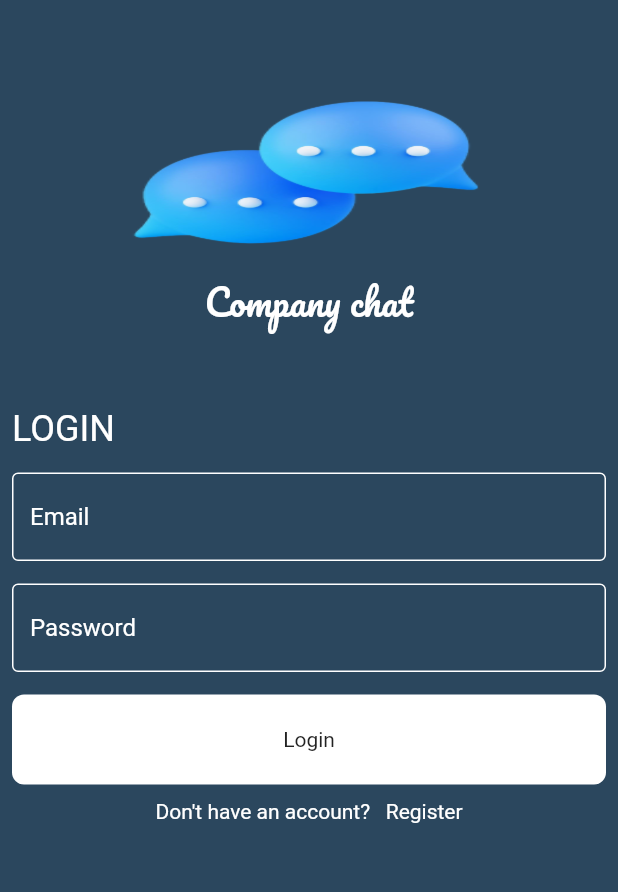
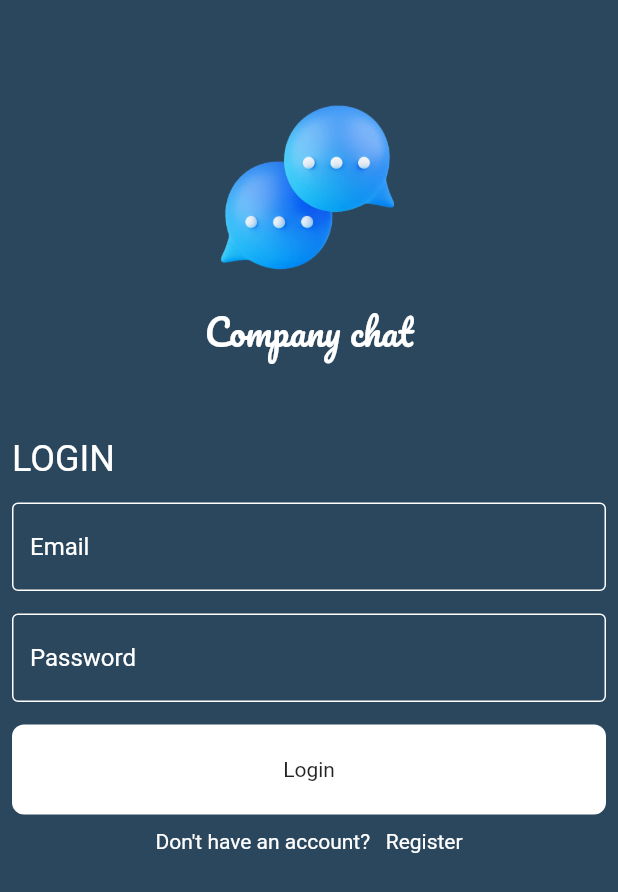
Before and after one commit to JehadISB/chat_app, a Flutter app: the LoginView screen opened by its route, on a phone screen of 412 x 824 dp. Shown: the top 892 px of the screen. Run offline on Flutter 3.47's test engine with Material 3 defaults, Android fonts, the phone set to English and light mode, and no system bars; drawn by our look-alikes of modal_progress_hud_nsn; our stand-ins replace cloud_firestore, firebase_auth, firebase_core; accounts and stored records are empty.

```diff
--- a/lib/main.dart
+++ b/lib/main.dart
@@ -2,6 +2,7 @@ import 'package:company_chat_app/firebase_options.dart';
 import 'package:company_chat_app/views/chat_view.dart';
 import 'package:company_chat_app/views/login_view.dart';
 import 'package:company_chat_app/views/register_view.dart';
+import 'package:company_chat_app/views/splash_view.dart';
 import 'package:firebase_core/firebase_core.dart';
 import 'package:flutter/material.dart';
 
@@ -23,11 +24,12 @@ class CompanyChatApp extends StatelessWidget {
       theme: ThemeData(useMaterial3: false),
       debugShowCheckedModeBanner: false,
       routes: {
+        SplashView.id: (context) => SplashView(),
         RegisterView.id: (context) => RegisterView(),
         LoginView.id: (context) => LoginView(),
         chatView.id: (context) => chatView(),
       },
-      initialRoute: LoginView.id,
+      initialRoute: SplashView.id,
     );
   }
 }
--- a/lib/views/login_view.dart
+++ b/lib/views/login_view.dart
@@ -42,8 +42,7 @@ class _LoginViewState extends State<LoginView> {
                 ),
                 Image.asset(
                   KImageAssets,
-                  fit: BoxFit.fill,
-                  height: 130,
+                  height: 150,
                 ),
                 const Row(
                   mainAxisAlignment: MainAxisAlignment.center,
@@ -77,6 +76,7 @@ class _LoginViewState extends State<LoginView> {
                 ),
                 const CustomVerticleSize(),
                 CustomTextFormfiled(
+                  obscureText: true,
                   onChanged: (data) {
                     password = data;
                   },
--- a/lib/views/register_view.dart
+++ b/lib/views/register_view.dart
@@ -42,8 +42,7 @@ class _RegisterViewState extends State<RegisterView> {
                 ),
                 Image.asset(
                   "assets/images/cahtAppIcon.png",
-                  fit: BoxFit.fill,
-                  height: 130,
+                  height: 150,
                 ),
                 const Row(
                   mainAxisAlignment: MainAxisAlignment.center,
@@ -77,6 +76,7 @@ class _RegisterViewState extends State<RegisterView> {
                 ),
                 const CustomVerticleSize(),
                 CustomTextFormfiled(
+                  obscureText: true,
                   onChanged: (data) {
                     password = data;
                   },
--- a/lib/widgets/custom_textFiled.dart
+++ b/lib/widgets/custom_textFiled.dart
@@ -1,15 +1,18 @@
 import 'package:flutter/material.dart';
 
 class CustomTextFormfiled extends StatelessWidget {
-  const CustomTextFormfiled({this.hintText, this.onChanged});
+  const CustomTextFormfiled(
+      {this.hintText, this.onChanged, this.obscureText = false});
   final String? hintText;
   final Function(String)? onChanged;
+  final bool? obscureText;
   @override
   Widget build(BuildContext context) {
     return TextFormField(
       validator: (data) {
         if (data!.isEmpty) return "Error: this is required field!";
       },
+      obscureText: obscureText!,
       onChanged: onChanged,
       decoration: InputDecoration(
         enabledBorder: OutlineInputBorder(
```
Also changed, not shown: lib/helper/methods.dart (+14 -0 lines), lib/views/chat_view.dart (+47 -13 lines), 6 other files.
